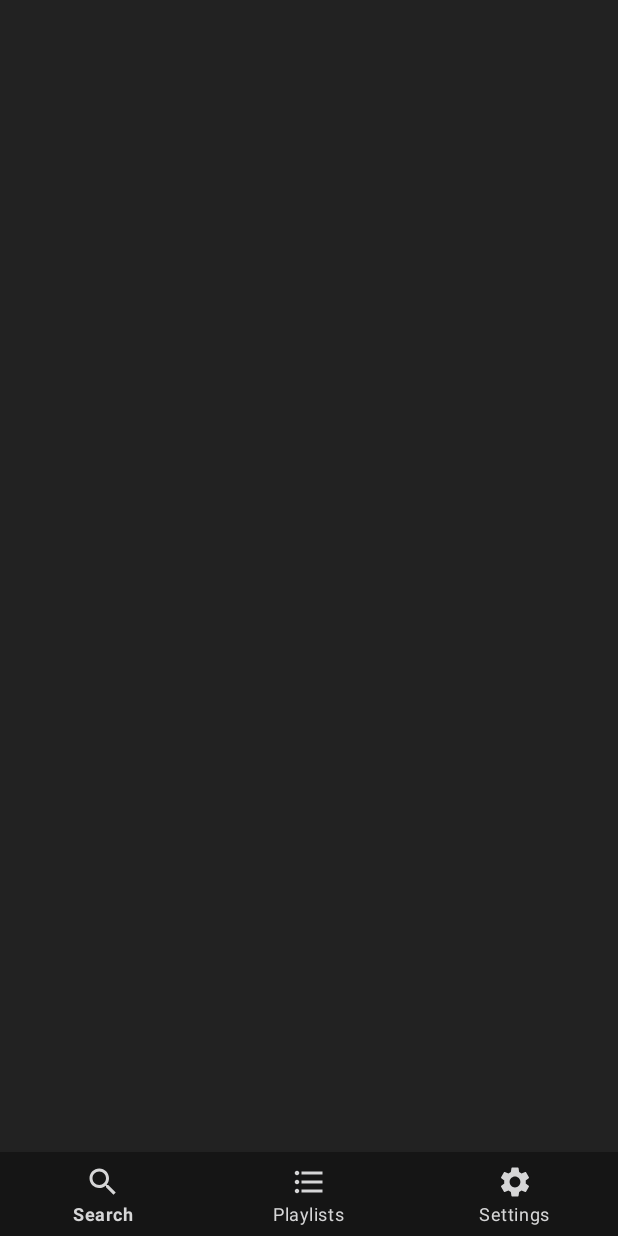
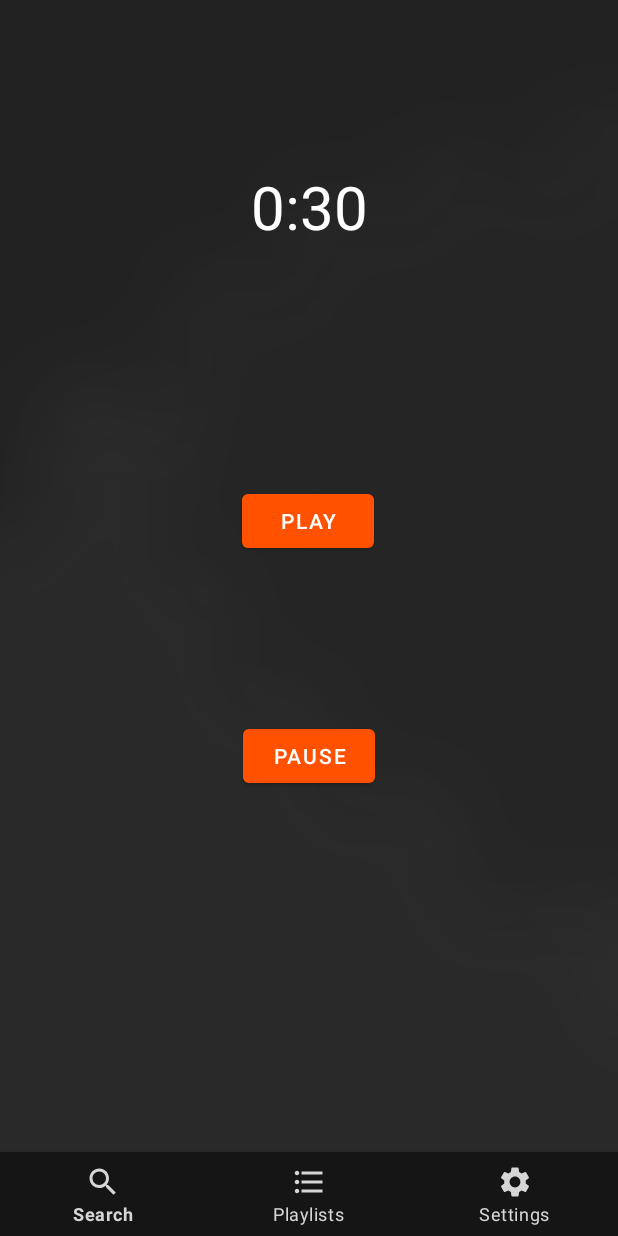
Before and after one commit to TzurS11/MusicMate, an Android app: the SearchFrag screen opened directly, with no data from a screen before it, on a phone screen of 412 x 824 dp. Run offline under Robolectric (Android 15) with nearby library versions, the phone set to English and light mode, and no system bars.

Commit message:
new background and beginning of playlist creation!

```diff
--- a/app/build.gradle
+++ b/app/build.gradle
@@ -39,6 +39,8 @@ dependencies {
     implementation 'com.google.android.material:material:1.7.0'
     implementation 'androidx.constraintlayout:constraintlayout:2.1.4'
     implementation 'com.google.firebase:firebase-auth:21.1.0'
+    implementation 'com.google.firebase:firebase-database:20.0.4'
+    implementation 'com.google.firebase:firebase-storage:20.0.1'
     testImplementation 'junit:junit:4.13.2'
     androidTestImplementation 'androidx.test.ext:junit:1.1.5'
     androidTestImplementation 'androidx.test.espresso:espresso-core:3.5.1'
--- a/app/src/main/AndroidManifest.xml
+++ b/app/src/main/AndroidManifest.xml
@@ -12,6 +12,9 @@
         android:roundIcon="@mipmap/icon"
         android:supportsRtl="true"
         android:theme="@style/Theme.MusicMate">
+        <activity
+            android:name=".createplaylist"
+            android:exported="false" />
         <activity
             android:name=".afterlogin"
             android:exported="false"
--- a/app/src/main/java/com/example/musicmate/SearchFrag.java
+++ b/app/src/main/java/com/example/musicmate/SearchFrag.java
@@ -1,5 +1,8 @@
 package com.example.musicmate;
 
+import android.media.AudioAttributes;
+import android.media.AudioManager;
+import android.media.MediaPlayer;
 import android.os.Bundle;
 
 import androidx.fragment.app.Fragment;
@@ -7,13 +10,22 @@ import androidx.fragment.app.Fragment;
 import android.view.LayoutInflater;
 import android.view.View;
 import android.view.ViewGroup;
+import android.widget.Button;
+import android.widget.TextView;
+
+import java.io.IOException;
 
 /**
  * A simple {@link Fragment} subclass.
  * Use the {@link SearchFrag#newInstance} factory method to
  * create an instance of this fragment.
  */
-public class SearchFrag extends Fragment {
+public class SearchFrag extends Fragment implements View.OnClickListener {
+
+    private View mView;
+    Button play, pause;
+    TextView duration;
+    String length;
 
     // TODO: Rename parameter arguments, choose names that match
     // the fragment initialization parameters, e.g. ARG_ITEM_NUMBER
@@ -53,12 +65,83 @@ public class SearchFrag extends Fragment {
             mParam1 = getArguments().getString(ARG_PARAM1);
             mParam2 = getArguments().getString(ARG_PARAM2);
         }
+
+
     }
 
     @Override
-    public View onCreateView(LayoutInflater inflater, ViewGroup container,
-                             Bundle savedInstanceState) {
-        // Inflate the layout for this fragment
-        return inflater.inflate(R.layout.fragment_search, container, false);
+    public View onCreateView(LayoutInflater inflater, ViewGroup container, Bundle savedInstanceState) {
+        mView = inflater.inflate(R.layout.fragment_search, container, false);
+        play = mView.findViewById(R.id.playBtn);
+        play.setOnClickListener(this);
+        pause = mView.findViewById(R.id.pauseBtn);
+        pause.setOnClickListener(this);
+
+        play.setClickable(false);
+        play.setEnabled(false);
+        pause.setClickable(false);
+        pause.setEnabled(false);
+        duration = mView.findViewById(R.id.duration);
+
+        if (!((afterlogin) getActivity()).datasourceExist) {
+
+            try {
+                ((afterlogin) getActivity()).mediaPlayer.setDataSource("https://firebasestorage.googleapis.com/v0/b/musicmate-619b1.appspot.com/o/songs%2Fhappy.flac?alt=media&token=e5dc4c67-1108-423c-856b-795b4b425482");
+            } catch (IOException e) {
+//            throw new RuntimeException(e);
+            }
+            ((afterlogin) getActivity()).mediaPlayer.prepareAsync();
+
+            ((afterlogin) getActivity()).mediaPlayer.setOnPreparedListener(new MediaPlayer.OnPreparedListener() {
+                @Override
+                public void onPrepared(MediaPlayer mediaPlayer) {
+                    play.setClickable(true);
+                    play.setEnabled(true);
+                    pause.setClickable(true);
+                    pause.setEnabled(true);
+
+
+                    float millis = mediaPlayer.getDuration();
+                    int minutes = (int) ((millis / 1000) / 60);
+                    int seconds = (int) ((millis / 1000) % 60);
+                    duration.setText(minutes + ":" + seconds);
+                    length = duration.getText().toString();
+
+
+                }
+            });
+            ((afterlogin) getActivity()).datasourceExist = true;
+        } else {
+            play.setClickable(true);
+            play.setEnabled(true);
+            pause.setClickable(true);
+            pause.setEnabled(true);
+
+
+            float millis = ((afterlogin) getActivity()).mediaPlayer.getDuration();
+            int minutes = (int) ((millis / 1000) / 60);
+            int seconds = (int) ((millis / 1000) % 60);
+            duration.setText(minutes + ":" + seconds);
+            length = duration.getText().toString();
+        }
+
+
+        return mView;
     }
+
+    @Override
+    public void onClick(View view) {
+        if (view == play) {
+            if (((afterlogin) getActivity()).mediaPlayer.isPlaying()) {
+                ((afterlogin) getActivity()).mediaPlayer.seekTo(0);
+                return;
+            }
+            ((afterlogin) getActivity()).mediaPlayer.start();
+        }
+        if (view == pause) {
+            ((afterlogin) getActivity()).mediaPlayer.pause();
+        }
+    }
+
+
 }
--- a/app/src/main/java/com/example/musicmate/SettingsFrag.java
+++ b/app/src/main/java/com/example/musicmate/SettingsFrag.java
@@ -77,6 +77,8 @@ public class SettingsFrag extends Fragment implements View.OnClickListener {
         if (view == logout) {
             getActivity().deleteSharedPreferences("userInfo");
             Intent intent = new Intent(getActivity(),MainActivity.class);
+            ((afterlogin) getActivity()).mediaPlayer.stop();
+            ((afterlogin) getActivity()).mediaPlayer.release();
             startActivity(intent);
             getActivity().finish();
             Toast.makeText(getActivity(), "logged out", Toast.LENGTH_SHORT).show();
--- a/app/src/main/java/com/example/musicmate/afterlogin.java
+++ b/app/src/main/java/com/example/musicmate/afterlogin.java
@@ -7,27 +7,51 @@ import androidx.fragment.app.FragmentManager;
 import androidx.fragment.app.FragmentTransaction;
 
 import android.content.Intent;
+import android.media.AudioAttributes;
+import android.media.MediaPlayer;
 import android.os.Bundle;
 import android.view.View;
 import android.widget.Button;
+import android.widget.TextView;
 import android.widget.Toast;
 
 import com.example.musicmate.databinding.ActivityAfterloginBinding;
 
+import java.io.IOException;
+import java.util.Timer;
+import java.util.TimerTask;
+
 public class afterlogin extends AppCompatActivity implements View.OnClickListener {
     ActionBar actionBar;
     ActivityAfterloginBinding binding;
-    String currentScreen;
+    public String currentScreen;
+
+
+    public MediaPlayer mediaPlayer = new MediaPlayer();
+    public Boolean datasourceExist = false;
+
+
+    Fragment searchFrag = new SearchFrag();
+    Fragment playlistsFrag = new PlaylistsFrag();
+    Fragment settingsFrag = new SettingsFrag();
+
 
     @Override
     protected void onCreate(Bundle savedInstanceState) {
         super.onCreate(savedInstanceState);
+
+        mediaPlayer.setAudioAttributes(new AudioAttributes.Builder()
+                .setContentType(AudioAttributes.CONTENT_TYPE_MUSIC)
+                .setUsage(AudioAttributes.USAGE_MEDIA)
+                .build()
+        );
+
+
         binding = ActivityAfterloginBinding.inflate(getLayoutInflater());
 
         setContentView(binding.getRoot());
         replaceFragment(new SearchFrag());
         currentScreen = "search";
-
 
         actionBar = getSupportActionBar();
         actionBar.hide();
@@ -37,20 +61,22 @@ public class afterlogin extends AppCompatActivity implements View.OnClickListene
             switch (item.getItemId()) {
                 case R.id.search:
                     currentScreen = "search";
-                    replaceFragment(new SearchFrag());
+                    replaceFragment(searchFrag);
                     break;
                 case R.id.playlists:
                     currentScreen = "playlists";
-                    replaceFragment(new PlaylistsFrag());
+                    replaceFragment(playlistsFrag);
                     break;
                 case R.id.settings:
                     currentScreen = "settings";
-                    replaceFragment(new SettingsFrag());
+                    replaceFragment(settingsFrag);
                     break;
             }
 
             return true;
         });
+
+
     }
 
     private void replaceFragment(Fragment frag) {
@@ -60,6 +86,7 @@ public class afterlogin extends AppCompatActivity implements View.OnClickListene
         fragmentTransaction.commit();
     }
 
+
     @Override
     public void onClick(View view) {
     }
--- a/app/src/main/res/layout/activity_afterlogin.xml
+++ b/app/src/main/res/layout/activity_afterlogin.xml
@@ -4,6 +4,7 @@
     xmlns:tools="http://schemas.android.com/tools"
     android:layout_width="match_parent"
     android:layout_height="match_parent"
+    android:background="@drawable/background"
     tools:context=".afterlogin">
 
     <FrameLayout
--- a/app/src/main/res/layout/activity_login.xml
+++ b/app/src/main/res/layout/activity_login.xml
@@ -4,7 +4,7 @@
     xmlns:tools="http://schemas.android.com/tools"
     android:layout_width="match_parent"
     android:layout_height="match_parent"
-    android:background="@color/accent"
+    android:background="@drawable/background"
     tools:context=".login">
 
     <Button
--- a/app/src/main/res/layout/activity_main.xml
+++ b/app/src/main/res/layout/activity_main.xml
@@ -4,7 +4,7 @@
     xmlns:tools="http://schemas.android.com/tools"
     android:layout_width="match_parent"
     android:layout_height="match_parent"
-    android:background="@color/accent"
+    android:background="@drawable/background"
     tools:context=".MainActivity">
 
     <Button
--- a/app/src/main/res/layout/activity_signup.xml
+++ b/app/src/main/res/layout/activity_signup.xml
@@ -4,7 +4,7 @@
     xmlns:tools="http://schemas.android.com/tools"
     android:layout_width="match_parent"
     android:layout_height="match_parent"
-    android:background="@color/accent"
+    android:background="@drawable/background"
     tools:context=".signup">
 
     <Button
--- a/app/src/main/res/layout/fragment_playlists.xml
+++ b/app/src/main/res/layout/fragment_playlists.xml
@@ -3,5 +3,5 @@
     xmlns:tools="http://schemas.android.com/tools"
     android:layout_width="match_parent"
     android:layout_height="match_parent"
-    android:background="@color/accent"
+    android:background="@drawable/background"
     tools:context=".PlaylistsFrag"/>
--- a/app/src/main/res/layout/fragment_search.xml
+++ b/app/src/main/res/layout/fragment_search.xml
@@ -1,7 +1,51 @@
 <?xml version="1.0" encoding="utf-8"?>
 <FrameLayout xmlns:android="http://schemas.android.com/apk/res/android"
+    xmlns:app="http://schemas.android.com/apk/res-auto"
     xmlns:tools="http://schemas.android.com/tools"
     android:layout_width="match_parent"
     android:layout_height="match_parent"
-    android:background="@color/accent"
-    tools:context=".SearchFrag"/>
+    android:background="@drawable/background"
+    tools:context=".SearchFrag">
+
+    <androidx.constraintlayout.widget.ConstraintLayout
+        android:layout_width="match_parent"
+        android:layout_height="match_parent">
+
+        <Button
+            android:id="@+id/playBtn"
+            android:layout_width="wrap_content"
+            android:layout_height="wrap_content"
+            android:text="Play"
+            app:layout_constraintBottom_toBottomOf="parent"
+            app:layout_constraintEnd_toEndOf="parent"
+            app:layout_constraintHorizontal_bias="0.498"
+            app:layout_constraintStart_toStartOf="parent"
+            app:layout_constraintTop_toTopOf="parent"
+            app:layout_constraintVertical_bias="0.449" />
+
+        <Button
+            android:id="@+id/pauseBtn"
+            android:layout_width="wrap_content"
+            android:layout_height="wrap_content"
+            android:text="Pause"
+            app:layout_constraintBottom_toBottomOf="parent"
+            app:layout_constraintEnd_toEndOf="parent"
+            app:layout_constraintHorizontal_bias="0.501"
+            app:layout_constraintStart_toStartOf="parent"
+            app:layout_constraintTop_toTopOf="parent"
+            app:layout_constraintVertical_bias="0.667" />
+
+        <TextView
+            android:id="@+id/duration"
+            android:layout_width="wrap_content"
+            android:layout_height="wrap_content"
+            android:text="Duration"
+            android:textColor="@color/white"
+            android:textSize="40dp"
+            app:layout_constraintBottom_toBottomOf="parent"
+            app:layout_constraintEnd_toEndOf="parent"
+            app:layout_constraintStart_toStartOf="parent"
+            app:layout_constraintTop_toTopOf="parent"
+            app:layout_constraintVertical_bias="0.155" />
+    </androidx.constraintlayout.widget.ConstraintLayout>
+</FrameLayout>
--- a/app/src/main/res/layout/fragment_settings.xml
+++ b/app/src/main/res/layout/fragment_settings.xml
@@ -4,7 +4,7 @@
     xmlns:tools="http://schemas.android.com/tools"
     android:layout_width="match_parent"
     android:layout_height="match_parent"
-    android:background="@color/accent"
+    android:background="@drawable/background"
     tools:context=".SettingsFrag">
 
     <androidx.constraintlayout.widget.ConstraintLayout
--- a/app/src/main/res/layout/submitsignup.xml
+++ b/app/src/main/res/layout/submitsignup.xml
@@ -2,7 +2,7 @@
 <androidx.constraintlayout.widget.ConstraintLayout xmlns:android="http://schemas.android.com/apk/res/android"
     xmlns:app="http://schemas.android.com/apk/res-auto"
     xmlns:tools="http://schemas.android.com/tools"
-    android:background="@color/popup"
+    android:background="@drawable/background"
     android:layout_width="match_parent"
     android:layout_height="match_parent">
 
```
Also changed, not shown: app/src/main/java/com/example/musicmate/Playlist.java (added, +65 -0 lines), app/src/main/java/com/example/musicmate/createplaylist.java (added, +48 -0 lines), app/src/main/res/layout/activity_createplaylist.xml (added, +81 -0 lines), app/src/main/res/drawable/background.png.
